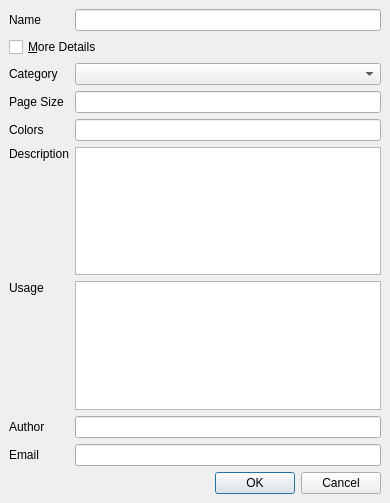
Above: scribus/plugins/saveastemplateplugin/satdialog.ui from scribusproject/scribus before the change. Below: the same form after it.
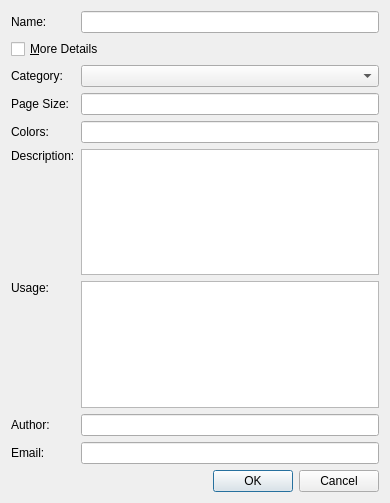
That is the form after the change.

Commit message: #9266: Backport tooltip addition

Patch:
```diff
--- a/scribus/plugins/saveastemplateplugin/satdialog.ui
+++ b/scribus/plugins/saveastemplateplugin/satdialog.ui
@@ -12,34 +12,21 @@
   <property name="windowTitle" >
    <string>Save as Template</string>
   </property>
-  <layout class="QGridLayout" >
-   <property name="margin" >
-    <number>9</number>
-   </property>
-   <property name="spacing" >
-    <number>6</number>
-   </property>
-   <item row="10" column="1" >
-    <widget class="QLineEdit" name="emailEdit" />
+  <layout class="QGridLayout">
+   <item row="10" column="1">
+    <widget class="QLineEdit" name="emailEdit"/>
    </item>
    <item row="9" column="1" >
     <widget class="QLineEdit" name="authorEdit" />
    </item>
-   <item row="10" column="0" >
-    <widget class="QLabel" name="emailLabel" >
-     <property name="text" >
-      <string>Email</string>
+   <item row="10" column="0">
+    <widget class="QLabel" name="emailLabel">
+     <property name="text">
+      <string>Email:</string>
      </property>
     </widget>
    </item>
-   <item row="9" column="0" >
-    <widget class="QLabel" name="authorLabel" >
-     <property name="text" >
-      <string>Author</string>
-     </property>
-    </widget>
-   </item>
-   <item row="8" column="0" >
+   <item row="8" column="0">
     <spacer>
      <property name="orientation" >
       <enum>Qt::Vertical</enum>
@@ -71,8 +58,12 @@
    <item rowspan="2" row="5" column="1" >
     <widget class="QTextEdit" name="descrEdit" />
    </item>
-   <item row="4" column="1" >
-    <widget class="QLineEdit" name="colorsEdit" />
+   <item row="4" column="1">
+    <widget class="QLineEdit" name="colorsEdit">
+     <property name="toolTip">
+      <string>Description of the color format of the document, or some hints regarding colors used</string>
+     </property>
+    </widget>
    </item>
    <item row="3" column="1" >
     <widget class="QLineEdit" name="psizeEdit" />
@@ -90,45 +81,45 @@
      </property>
     </widget>
    </item>
-   <item row="0" column="0" >
-    <widget class="QLabel" name="label" >
-     <property name="text" >
-      <string>Name</string>
+   <item row="0" column="0">
+    <widget class="QLabel" name="label">
+     <property name="text">
+      <string>Name:</string>
      </property>
     </widget>
    </item>
-   <item row="2" column="0" >
-    <widget class="QLabel" name="catsLabel" >
-     <property name="text" >
-      <string>Category</string>
+   <item row="2" column="0">
+    <widget class="QLabel" name="catsLabel">
+     <property name="text">
+      <string>Category:</string>
      </property>
     </widget>
    </item>
-   <item row="3" column="0" >
-    <widget class="QLabel" name="psizeLabel" >
-     <property name="text" >
-      <string>Page Size</string>
+   <item row="3" column="0">
+    <widget class="QLabel" name="psizeLabel">
+     <property name="text">
+      <string>Page Size:</string>
      </property>
     </widget>
    </item>
-   <item row="4" column="0" >
-    <widget class="QLabel" name="colorsLabel" >
-     <property name="text" >
-      <string>Colors</string>
+   <item row="4" column="0">
+    <widget class="QLabel" name="colorsLabel">
+     <property name="text">
+      <string>Colors:</string>
      </property>
     </widget>
    </item>
-   <item row="5" column="0" >
-    <widget class="QLabel" name="descrLabel" >
-     <property name="text" >
-      <string>Description</string>
+   <item row="5" column="0">
+    <widget class="QLabel" name="descrLabel">
+     <property name="text">
+      <string>Description:</string>
      </property>
     </widget>
    </item>
-   <item row="7" column="0" >
-    <widget class="QLabel" name="usageLabel" >
-     <property name="text" >
-      <string>Usage</string>
+   <item row="7" column="0">
+    <widget class="QLabel" name="usageLabel">
+     <property name="text">
+      <string>Usage:</string>
      </property>
     </widget>
    </item>
@@ -137,8 +128,15 @@
      <property name="orientation" >
       <enum>Qt::Horizontal</enum>
      </property>
-     <property name="standardButtons" >
-      <set>QDialogButtonBox::Cancel|QDialogButtonBox::NoButton|QDialogButtonBox::Ok</set>
+     <property name="standardButtons">
+      <set>QDialogButtonBox::Cancel|QDialogButtonBox::Ok</set>
+     </property>
+    </widget>
+   </item>
+   <item row="9" column="0">
+    <widget class="QLabel" name="authorLabel">
+     <property name="text">
+      <string>Author:</string>
      </property>
     </widget>
    </item>
```
Left out of the diff: 63 changed lines with no effect on the pictures.
